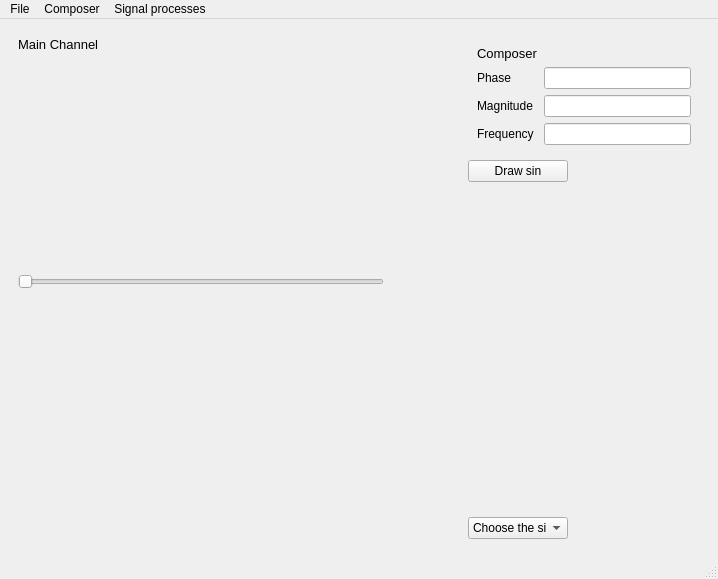
Haidy-sayed/Task_2_DSP, file Task2_GUI.ui: the form before one commit.
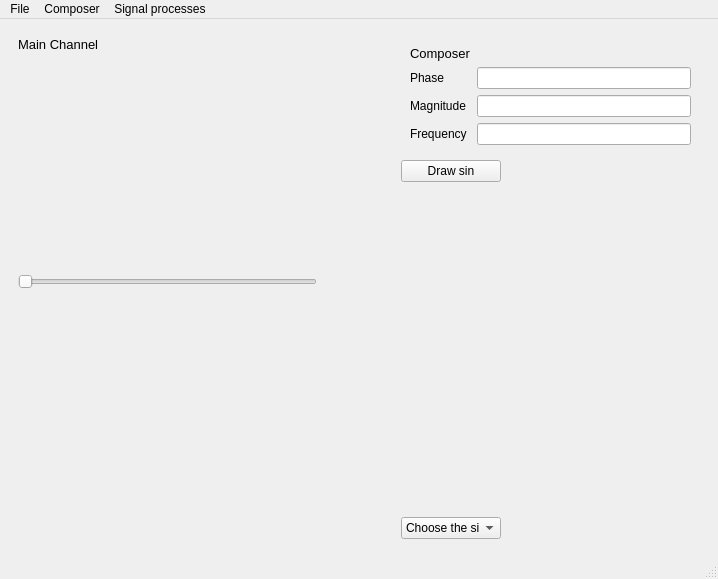
The form after the commit.

Commit message: FinalGUI_ISA

Patch:
```diff
--- a/Task2_GUI.ui
+++ b/Task2_GUI.ui
@@ -157,7 +157,7 @@
       </property>
       <property name="maximumSize">
        <size>
-        <width>250</width>
+        <width>8377215</width>
         <height>16777215</height>
        </size>
       </property>
```
